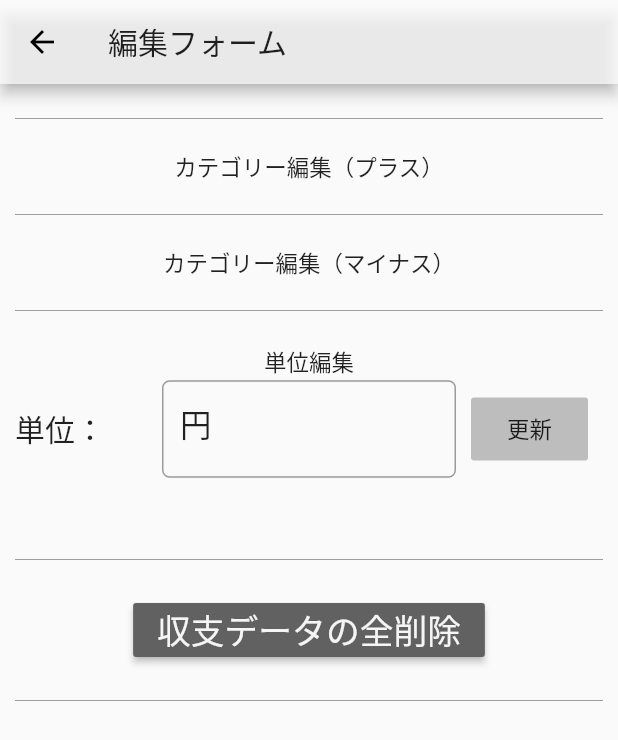
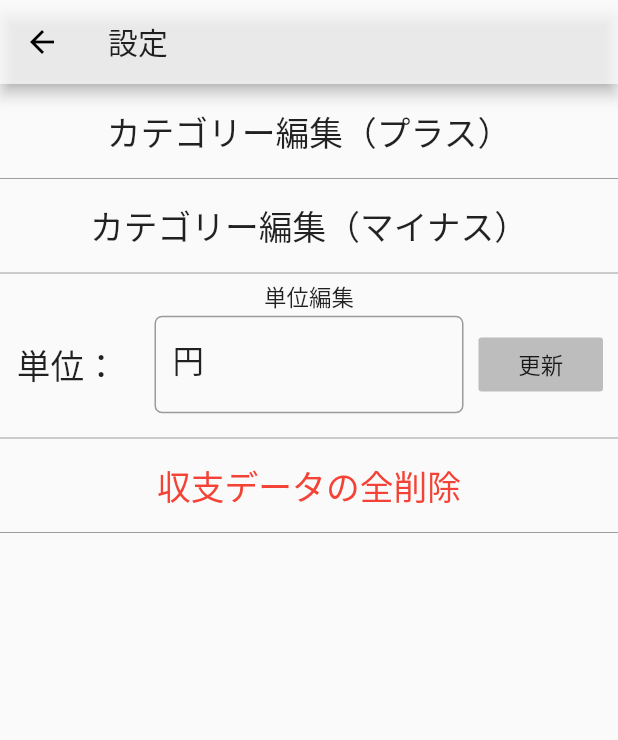
Before and after one commit to kura-kento/BalanceManagement, a Flutter app: the SettingPage screen opened directly, on a phone screen of 412 x 824 dp. Shown: the top 740 px of the screen. Run offline on Flutter 3.47's test engine with Material 2 defaults, Android fonts, the phone set to English and light mode, and no system bars; our stand-ins replace auto_size_text, flutter_slidable, shared_preferences, sqflite; accounts and stored records are empty.

Commit message:
1.0.0+9テスト完了

```diff
--- a/lib/screens/setting_page.dart
+++ b/lib/screens/setting_page.dart
@@ -41,19 +41,23 @@ class _SettingPageState extends State<SettingPage> {
 
     return Scaffold(
         appBar: AppBar(
-            title: Text("編集フォーム"),
+            title: Text("設定"),
         ),
         body: GestureDetector(
             onTap: () => FocusScope.of(context).requestFocus(FocusNode()),
             child: SingleChildScrollView(
-              child: Padding(
-                  padding: EdgeInsets.only(top:15.0,left:10.0,right:10.0),
                   child: Column(
                     children: <Widget>[
-                      Divider(color: Colors.grey),
-                      FlatButton(
-                          child: Text("カテゴリー編集（プラス）"),
-                          onPressed: (){
+                      InkWell(
+                          child: Container(
+                            padding: EdgeInsets.all(15.0),
+                            width: MediaQuery.of(context).size.width,
+                            child: Center(child: Text(
+                              "カテゴリー編集（プラス）",
+                              textScaleFactor: 1.5,
+                            )),
+                          ) ,
+                          onTap: (){
                             Navigator.of(context).push(
                                 MaterialPageRoute(
                                   builder: (context) {
@@ -63,10 +67,17 @@ class _SettingPageState extends State<SettingPage> {
                             );
                           },
                         ),
-                      Divider(color: Colors.grey),
-                      FlatButton(
-                        child: Text("カテゴリー編集（マイナス）"),
-                        onPressed: (){
+                      Divider(color: Colors.grey,height:0),
+                      InkWell(
+                        child: Container(
+                            padding: EdgeInsets.all(15.0),
+                            width: MediaQuery.of(context).size.width,
+                            child: Center(child: Text(
+                              "カテゴリー編集（マイナス）",
+                              textScaleFactor: 1.5,
+                            ))
+                        ),
+                        onTap: (){
                           Navigator.of(context).push(
                             MaterialPageRoute(
                               builder: (context) {
@@ -76,9 +87,9 @@ class _SettingPageState extends State<SettingPage> {
                           );
                         },
                       ),
-                      Divider(color: Colors.grey),
+                      Divider(color: Colors.grey,height:0),
                       Padding(
-                          padding: EdgeInsets.only(top:15,bottom:15),
+                          padding: EdgeInsets.only(top:5,bottom:5),
                           child:Column(
                             children: <Widget>[
                               Text("単位編集"),
@@ -86,13 +97,16 @@ class _SettingPageState extends State<SettingPage> {
                                 children: <Widget>[
                                 Expanded(
                                   flex: 1,
-                                  child: Text("単位：",
-                                    style: TextStyle(fontSize: 20,),
+                                  child: Text("  単位：",
+                                    textScaleFactor: 1.5,
                                   ),
                                 ),
                                 Expanded(
                                   flex:2,
                                   child: TextField(
+                                    onTap: (){
+                                      unitController.text = SharedPrefs.getUnit();
+                                    },
                                     controller: unitController,
                                     style: textStyle,
                                     decoration: InputDecoration(
@@ -109,7 +123,6 @@ class _SettingPageState extends State<SettingPage> {
                                     child: Padding(
                                       padding: const EdgeInsets.all(10.0),
                                       child: FlatButton(
-                                        padding: EdgeInsets.all(10.0),
                                         color: Colors.grey[400],
                                         onPressed: (){
                                           setState(() {
@@ -125,20 +138,22 @@ class _SettingPageState extends State<SettingPage> {
                           )
                       ),
                       Padding(
-                        padding:EdgeInsets.only(top:15.0,bottom:15.0),
+                        padding:EdgeInsets.only(top:10.0),
                       ),
-                      Divider(color: Colors.grey),
-
-                      Padding(
-                          padding:EdgeInsets.only(top:15.0,bottom:15.0),
-                            child: RaisedButton(
-                              color: Theme.of(context).primaryColorDark,
-                              textColor: Theme.of(context).primaryColorLight,
-                              child: Text(
-                                '収支データの全削除',
-                                textScaleFactor: 1.5,
+                      Divider(color: Colors.grey,height:0),
+                      InkWell(
+                              child: Container(
+                                padding: EdgeInsets.all(15.0),
+                                width: MediaQuery.of(context).size.width,
+                                child: Center(
+                                  child: Text(
+                                    '収支データの全削除',
+                                    textScaleFactor: 1.5,
+                                    style: TextStyle(color: Colors.red),
+                                  ),
+                                ),
                               ),
-                              onPressed: () {
+                              onTap: () {
                                 setState(() {
                                   showCupertinoDialog(
                                   context: context,
@@ -166,12 +181,11 @@ class _SettingPageState extends State<SettingPage> {
                                   );
                                 });
                               },
-                            )
-                        ),
-                      Divider(color: Colors.grey),
+                            ),
+                      Divider(color: Colors.grey,height:0),
                     ],
                   )
-              ),
+
             ),
           ),
     );
--- a/pubspec.yaml
+++ b/pubspec.yaml
@@ -1,7 +1,7 @@
 name: balancemanagement_app
 description: A new Flutter application.
 
-version: 1.0.0+7
+version: 1.0.0+9
 
 environment:
   sdk: ">=2.1.0 <3.0.0"
```
Also changed, not shown: lib/screens/calendar_page.dart (+11 -8 lines), lib/screens/category_form.dart (+13 -13 lines), lib/screens/edit_form.dart (+8 -4 lines), icon/icon.jpg (added), pubspec.lock, 9 other files.
